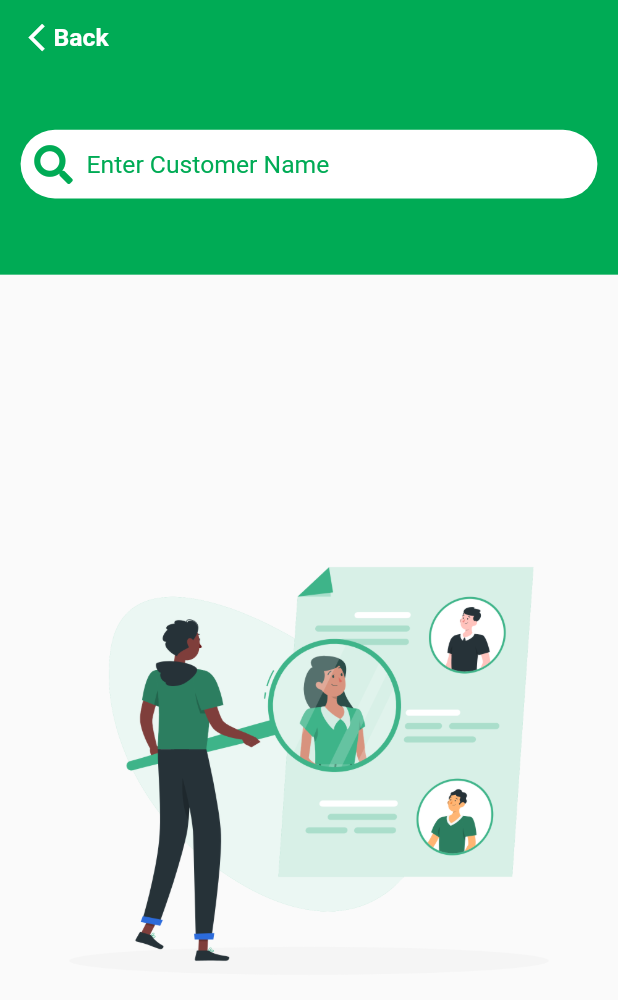
After one commit to Group22-SEP-18/TECLIX-app, a Flutter app: the screen it shows after launch, after a tap on "search", on a phone screen of 412 x 824 dp. The commit adds this screen. Shown: the top 1000 px of the screen. Run offline on Flutter 3.47's test engine with Material 2 defaults, Android fonts, the phone set to English and light mode, and no system bars; our stand-ins replace bloc, dots_indicator, expandable, flutter_bloc, flutter_spinkit, font_awesome_flutter and 5 more.

Commit message:
customer search ui done

```diff
--- a/lib/presentation/common/constants/TeclixColors.dart
+++ b/lib/presentation/common/constants/TeclixColors.dart
@@ -30,3 +30,4 @@ const ColorYellow = Color.fromRGBO(255, 231, 0, 1);
 const ColorGold = Color.fromRGBO(255, 193, 0, 1);
 const ColorOrange = Color.fromRGBO(255, 151, 0, 1);
 const ColorBlue = Color.fromRGBO(24, 144, 255, 1);
+const ColorMintGreen = Color.fromRGBO(62, 180, 137, 1);
--- a/lib/presentation/routing/routes.dart
+++ b/lib/presentation/routing/routes.dart
@@ -1,6 +1,7 @@
 import 'package:flutter/material.dart';
 import 'package:teclix/logic/bloc/customer_registration/customer_registration_provider.dart';
 import 'package:teclix/logic/bloc/signup/signup_provider.dart';
+import 'package:teclix/presentation/screens/customer_profile/search_bar_page.dart';
 import 'package:teclix/presentation/screens/employee_profile/employee_profile_page.dart';
 import 'package:teclix/presentation/screens/leaderboard/leaderboard.dart';
 import 'package:teclix/presentation/screens/signin/signin_page.dart';
@@ -16,6 +17,7 @@ class Routes {
     CustomerRegistrationProvider.id: CustomerRegistrationProvider(),
     EmployeeProfilePage.id: EmployeeProfilePage(),
     LeaderboardPage.id: LeaderboardPage(),
+    SearchBarPage.id: SearchBarPage(),
   };
   //this is to call the material routes in pages
   static MaterialPageRoute getMaterialPageRoute(
--- /dev/null
+++ b/lib/presentation/screens/customer_profile/search_bar_page.dart
@@ -0,0 +1,47 @@
+import 'package:flutter/material.dart';
+import 'package:teclix/presentation/common/constants/TeclixColors.dart';
+import 'package:teclix/presentation/common/widgets/appbar_back_btn.dart';
+import 'package:teclix/presentation/common/widgets/common_padding.dart';
+import 'package:teclix/presentation/screens/customer_profile/widgets/search_field.dart';
+
+class SearchBarPage extends StatelessWidget {
+  static const String id = '/customer-search';
+  @override
+  Widget build(BuildContext context) {
+    return SafeArea(
+      child: Scaffold(
+        appBar: PreferredSize(
+          preferredSize: Size.fromHeight(200.0),
+          child: Container(
+            color: ColorPrimary,
+            child: Column(
+              crossAxisAlignment: CrossAxisAlignment.stretch,
+              mainAxisAlignment: MainAxisAlignment.spaceBetween,
+              children: [
+                SizedBox(
+                  height: 15.0,
+                ),
+                CommonPadding(
+                  child: HeaderBackButton(
+                    whenTapped: () => Navigator.pop(context),
+                  ),
+                ),
+                Spacer(),
+                CommonPadding(
+                  child: SearchField(),
+                ),
+                Spacer(),
+              ],
+            ),
+          ),
+        ),
+        body: Center(
+          child: Image.asset(
+            'static/images/customer_search.png',
+            fit: BoxFit.fitHeight,
+          ),
+        ),
+      ),
+    );
+  }
+}
--- /dev/null
+++ b/lib/presentation/screens/customer_profile/widgets/search_field.dart
@@ -0,0 +1,76 @@
+import 'package:flutter/material.dart';
+import 'package:font_awesome_flutter/font_awesome_flutter.dart';
+import 'package:teclix/presentation/common/constants/TeclixColors.dart';
+
+class SearchField extends StatelessWidget {
+  @override
+  Widget build(BuildContext context) {
+    return Container(
+      height: 50.0,
+      alignment: AlignmentDirectional.center,
+      decoration: BoxDecoration(
+        color: Colors.white,
+        borderRadius: BorderRadius.all(
+          Radius.circular(30.0),
+        ),
+      ),
+      child: Row(
+        mainAxisAlignment: MainAxisAlignment.spaceBetween,
+        mainAxisSize: MainAxisSize.min,
+        crossAxisAlignment: CrossAxisAlignment.center,
+        children: [
+          Container(
+            padding: EdgeInsets.all(10.0),
+            decoration: BoxDecoration(
+                borderRadius: BorderRadius.only(
+              topLeft: Radius.circular(30.0),
+              bottomLeft: Radius.circular(30.0),
+            )),
+            child: Center(
+              child: Icon(
+                FontAwesomeIcons.search,
+                color: ColorPrimary,
+                size: 28.0,
+              ),
+            ),
+          ),
+          Expanded(
+            child: TextField(
+                onSubmitted: (String searchString) {
+                  // addSearchBloc.add(SearchEvent(searchString));
+                },
+                style: TextStyle(
+                  fontSize: 18.0,
+                  color: ColorHeadingFont,
+                ),
+                // controller: searchController,
+                decoration: InputDecoration(
+                  border: InputBorder.none,
+                  hintText: 'Enter Customer Name',
+                  hintStyle: TextStyle(
+                    fontSize: 18.0,
+                    color: ColorPrimary,
+                    fontWeight: FontWeight.w400,
+                  ),
+                ),
+                onTap: () {}),
+          ),
+          // Container(
+          //   padding: EdgeInsets.all(10.0),
+          //   decoration: BoxDecoration(
+          //       color: Colors.grey.shade300,
+          //       borderRadius: BorderRadius.only(
+          //         topRight: Radius.circular(30.0),
+          //         bottomRight: Radius.circular(30.0),
+          //       )),
+          //   child: Center(
+          //     child: Text(
+          //       'Search',
+          //     ),
+          //   ),
+          // ),
+        ],
+      ),
+    );
+  }
+}
--- a/lib/presentation/screens/signin/welcome_page.dart
+++ b/lib/presentation/screens/signin/welcome_page.dart
@@ -4,6 +4,7 @@ import 'package:teclix/logic/bloc/signup/signup_provider.dart';
 import 'package:teclix/presentation/common/constants/TeclixColors.dart';
 import 'package:teclix/presentation/common/widgets/rounded_button.dart';
 import 'package:teclix/presentation/routing/routes.dart';
+import 'package:teclix/presentation/screens/customer_profile/search_bar_page.dart';
 import 'package:teclix/presentation/screens/employee_profile/employee_profile_page.dart';
 import 'package:teclix/presentation/screens/leaderboard/leaderboard.dart';
 import 'package:teclix/presentation/screens/signin/signin_page.dart';
@@ -52,6 +53,13 @@ class WelcomePage extends StatelessWidget {
                 Routes.getMaterialPageRoute(LeaderboardPage.id, context),
               ),
             ),
+            RoundedButton(
+              title: 'search',
+              colour: ColorPrimary,
+              onPressed: () => Navigator.of(context).push(
+                Routes.getMaterialPageRoute(SearchBarPage.id, context),
+              ),
+            ),
           ],
         ),
       ),
```
Also changed, not shown: static/images/customer_search.png (added).
